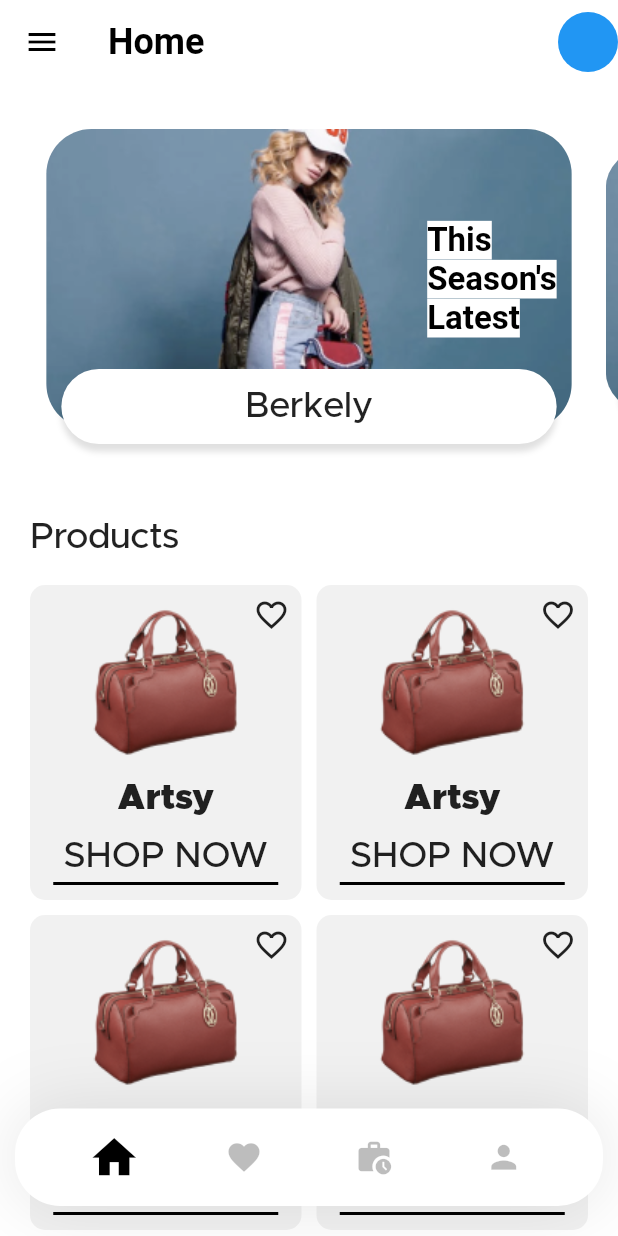
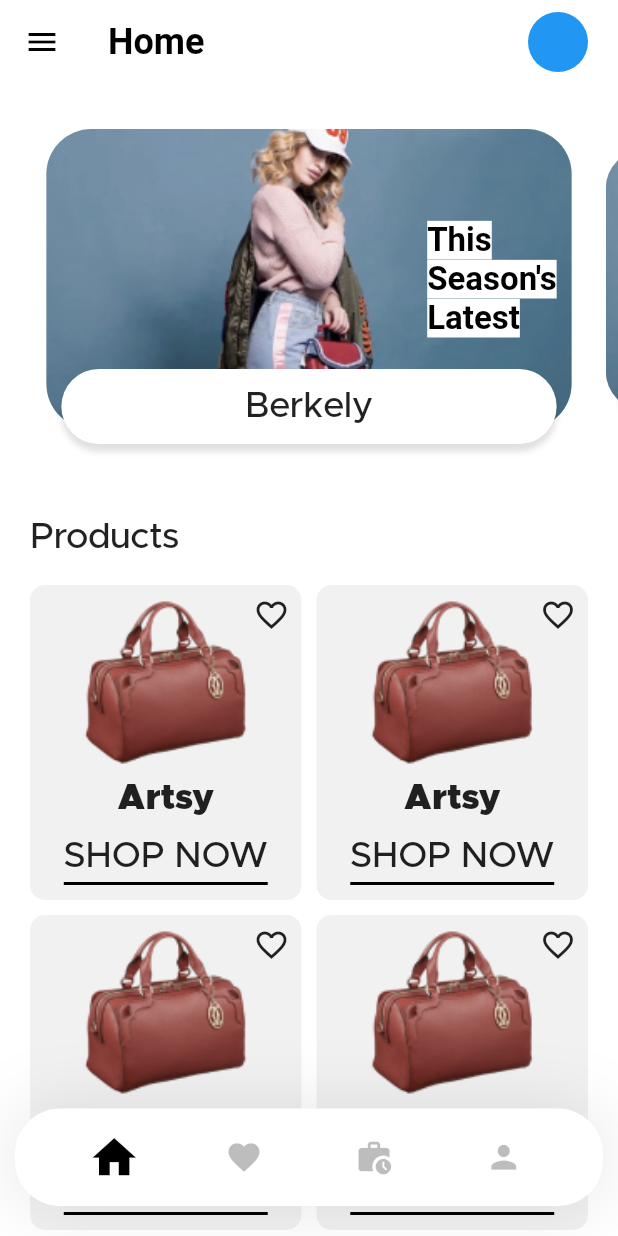
Before and after one commit to nbetsaif/MiniProjet, a Flutter app: the screen it shows after launch, on a phone screen of 412 x 824 dp. Run offline on Flutter 3.47's test engine with Material 2 defaults, Android fonts, the phone set to English and light mode, and no system bars; drawn by our look-alikes of carousel_slider; our stand-ins replace bottom_navy_bar, flutter_bloc, font_awesome_flutter, hexcolor; project files that could hold a hidden picture were left out.

Commit message:
product design done

```diff
--- a/lib/layout/layout_screen.dart
+++ b/lib/layout/layout_screen.dart
@@ -33,9 +33,7 @@ class _LayoutScreenState extends State<LayoutScreen> {
   @override
   Widget build(BuildContext context) {
     double screenWidth = MediaQuery.of(context).size.width;
-    return BlocProvider(
-      create: (context) => LayoutCubit(),
-      child: BlocConsumer<LayoutCubit, LayoutStates>(
+    return BlocConsumer<LayoutCubit, LayoutStates>(
       listener: (context, state) {},
       builder: (context, state) {
         var cubit = LayoutCubit.get(context);
@@ -51,8 +49,11 @@ class _LayoutScreenState extends State<LayoutScreen> {
               style: TextStyle(fontWeight: FontWeight.w700),
             ),
             actions: [
-                CircleAvatar(
+              Padding(
+                padding: const EdgeInsets.only(right: 20.0),
+                child: CircleAvatar(
                   backgroundColor: Colors.blue,
+                ),
               )
             ],
           ),
@@ -129,7 +130,6 @@ class _LayoutScreenState extends State<LayoutScreen> {
           ),
         );
       },
-      ),
     );
   }
 }
--- a/lib/main.dart
+++ b/lib/main.dart
@@ -1,4 +1,8 @@
 import 'package:flutter/material.dart';
+import 'package:flutter_bloc/flutter_bloc.dart';
+import 'package:mini_projet/layout/cubit/cubit.dart';
+import 'package:mini_projet/modules/home/home_screen.dart';
+import 'package:mini_projet/modules/product/prodct_detail_screen.dart';
 import 'package:mini_projet/shared/styles/theme.dart';
 import 'layout/layout_screen.dart';
 
@@ -13,10 +17,12 @@ class MyApp extends StatelessWidget {
   // This widget is the root of your application.
   @override
   Widget build(BuildContext context) {
-    return MaterialApp(
+    return MultiBlocProvider(providers: [
+      BlocProvider(create: (context) => LayoutCubit())
+    ], child: MaterialApp(
       theme: Themes.lightTheme,
       debugShowCheckedModeBanner: false,
       home: LayoutScreen(),
-    );
+    ));
   }
 }
--- a/lib/modules/home/home_screen.dart
+++ b/lib/modules/home/home_screen.dart
@@ -3,6 +3,7 @@ import 'package:flutter/material.dart';
 import 'package:flutter_bloc/flutter_bloc.dart';
 import 'package:mini_projet/layout/cubit/states.dart';
 import 'package:mini_projet/modules/home/widget/widgets.dart';
+import 'package:mini_projet/modules/product/prodct_detail_screen.dart';
 import 'package:mini_projet/shared/styles/colors.dart';
 import '../../layout/cubit/cubit.dart';
 import '../../shared/widgets/custom_button.dart';
@@ -55,7 +56,9 @@ class HomeScreen extends StatelessWidget {
                         physics: BouncingScrollPhysics(),
                         gridDelegate:SliverGridDelegateWithFixedCrossAxisCount(crossAxisCount: 2,crossAxisSpacing: 10,mainAxisSpacing: 10,mainAxisExtent: 210),
                         itemBuilder: (context,index){
-                        return gridItem(index,context);
+                        return InkWell(
+                            onTap: (){Navigator.push(context, MaterialPageRoute(builder: (context)=>ProductScreen(index: index,)));},
+                            child: gridItem(index,context));
                         },
                       itemCount: 6,
                     ),
--- a/lib/modules/home/widget/widgets.dart
+++ b/lib/modules/home/widget/widgets.dart
@@ -69,6 +69,7 @@ Widget sliderItem(int index, context,) {
 }
 
 Widget gridItem(int index,context){
+  double screenWidth=MediaQuery.of(context).size.width;
   return Stack(
     alignment: Alignment.topRight,
     children: [
@@ -80,7 +81,9 @@ Widget gridItem(int index,context){
         child: Column(
           children: [
             SizedBox(height: 10,),
-            Image.asset("assets/images/test2.png",height: 110,width: 110,fit: BoxFit.cover,),
+            Hero(
+              tag: 'image$index',
+                child: Image.asset("assets/images/test2.png",height: 110,width: screenWidth*0.3,fit: BoxFit.cover,)),
             SizedBox(height: 10,),
             Expanded(
               child: Column(
@@ -89,7 +92,7 @@ Widget gridItem(int index,context){
                   SizedBox(height: 15,),
                   Text("SHOP NOW",maxLines: 1,),
                   SizedBox(height: 5,),
-                  Container(height: 2,color: Colors.black,width: 150,),
+                  Container(height: 2,color: Colors.black,width:  screenWidth*0.33,),
                 ],
               ),
             )
```
Also changed, not shown: lib/modules/product/prodct_detail_screen.dart (added, +92 -0 lines), lib/shared/widgets/expandable_text_widget.dart (added, +58 -0 lines). Lines whose indentation alone changed are shown as unchanged.
